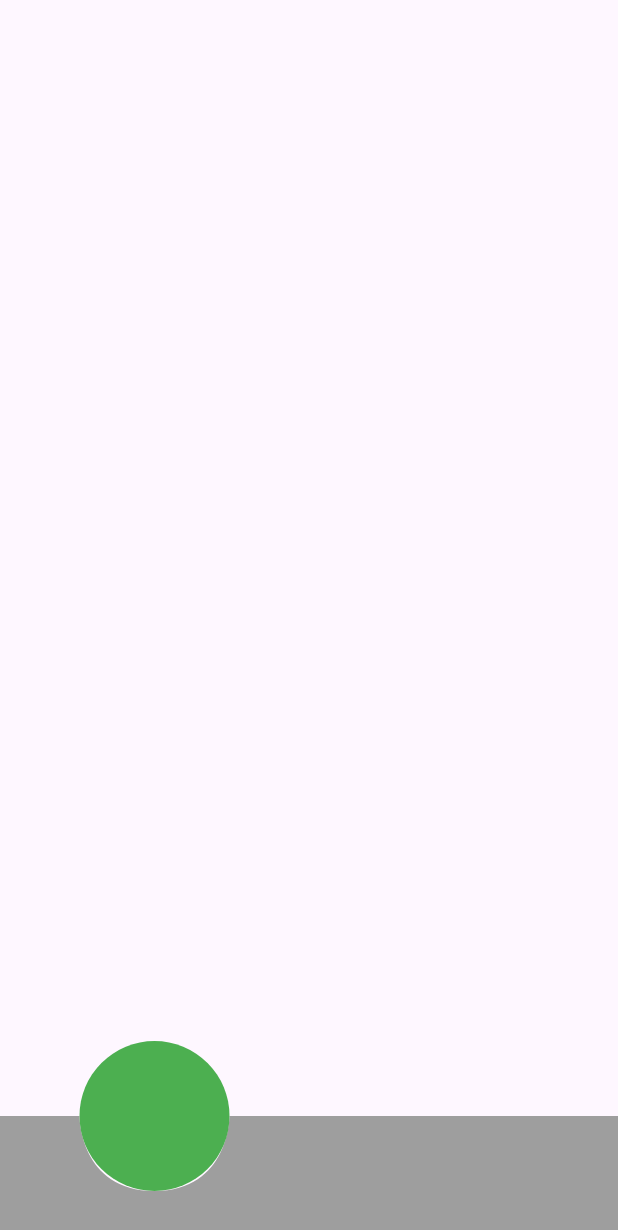
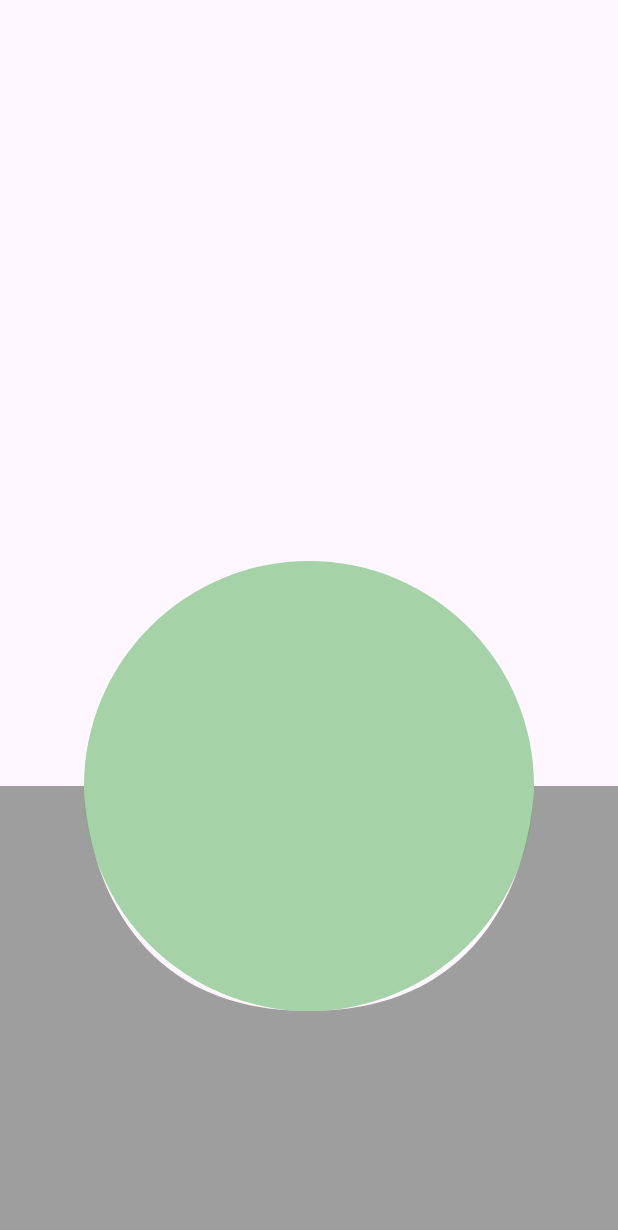
Before and after one commit to hunghv-dev/circle_navigation, a Flutter app: the screen it shows after launch, on a phone screen of 412 x 824 dp. Shown: the top 1230 px of the screen. Run offline on Flutter 3.47's test engine with Material 3 defaults, Android fonts, the phone set to English and light mode, and no system bars.

Commit message:
change painter.dart

```diff
--- a/lib/src/circle_navigation.dart
+++ b/lib/src/circle_navigation.dart
@@ -5,7 +5,7 @@ import 'painter.dart';
 class CircleNavigation extends StatelessWidget {
   final double height;
 
-  const CircleNavigation({super.key, this.height = 80});
+  const CircleNavigation({super.key, this.height = 300});
 
   @override
   Widget build(BuildContext context) {
@@ -14,12 +14,12 @@ class CircleNavigation extends StatelessWidget {
       height: height,
       child: CustomPaint(
         painter: Painter(
-          circleWidth: 100,
+          circleWidth: 300,
           circleMargin: 0,
           outlineRadius: 0,
           navHeight: height,
           cornerRadius: BorderRadius.circular(10),
-          circleX: screenWidth * 0.25,
+          circleX: screenWidth * 0.5,
         ),
       ),
     );
--- a/lib/src/painter.dart
+++ b/lib/src/painter.dart
@@ -42,7 +42,7 @@ class Painter extends CustomPainter {
     canvas.drawPath(navPath, navPaint);
 
     canvas.drawCircle(
-        Offset(circleX, 0), circleWidth / 2, Paint()..color = Colors.green);
+        Offset(circleX, 0), circleWidth / 2, Paint()..color = Colors.green.withOpacity(0.5));
   }
 
   @override
```
